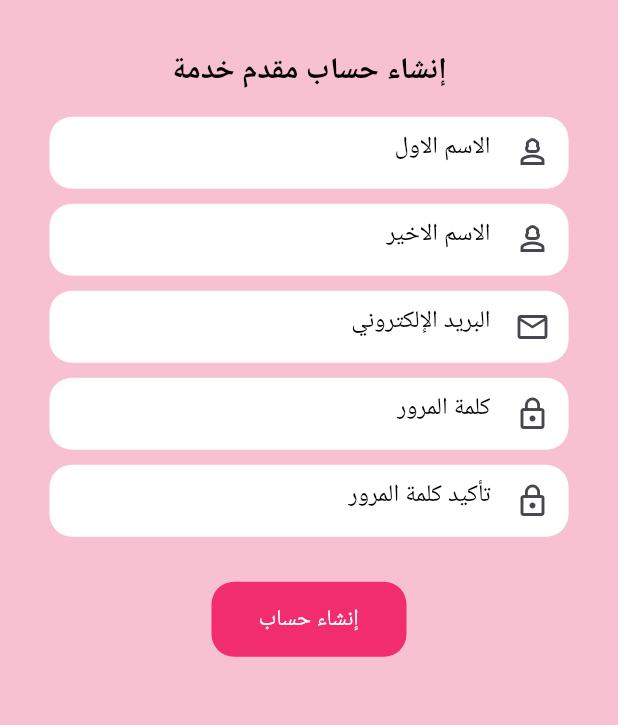
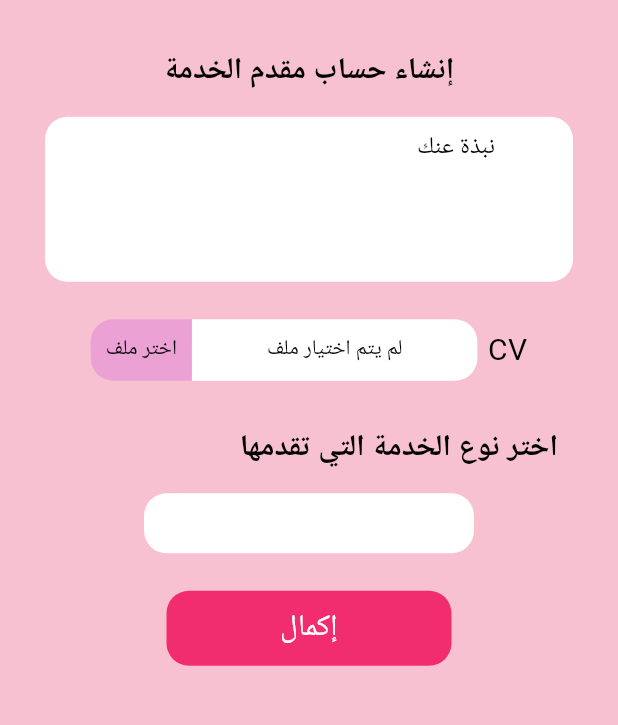
Before and after one commit to danielAdrah/your_hand, a Flutter app: the ServiceApplierSignUp screen opened directly, after a tap on "إنشاء حساب", on a phone screen of 412 x 824 dp, the part 371-1096 px from its top. Run offline on Flutter 3.47's test engine with Material 3 defaults, Android fonts, the light colour scheme and no system bars; our stand-ins replace animate_do, get.

Commit message:
continoue with service screens

```diff
--- a/lib/common_widgets/primary_button.dart
+++ b/lib/common_widgets/primary_button.dart
@@ -5,9 +5,16 @@ import 'package:flutter/material.dart';
 import '../theme.dart';
 
 class PrimaryButton extends StatelessWidget {
-  PrimaryButton({super.key, required this.text, required this.onTap});
+  PrimaryButton(
+      {super.key,
+      required this.text,
+      required this.onTap,
+      required this.width,
+      required this.height});
   void Function()? onTap;
   final String text;
+  final double width;
+  final double height;
 
   @override
   Widget build(BuildContext context) {
@@ -15,8 +22,8 @@ class PrimaryButton extends StatelessWidget {
       onTap: onTap,
       child: Container(
         // padding: EdgeInsets.symmetric(horizontal: 70, vertical: 10),
-        width: 130,
-        height: 50,
+        width: width,
+        height: height,
         decoration: BoxDecoration(
           color: ThemeColor.primary,
           borderRadius: BorderRadius.circular(15),
@@ -25,7 +32,7 @@ class PrimaryButton extends StatelessWidget {
             child: Text(text,
                 style: TextStyle(
                     color: ThemeColor.white,
-                    fontSize: 15,
+                    fontSize: 20,
                     fontWeight: FontWeight.w500))),
       ),
     );
--- /dev/null
+++ b/lib/common_widgets/textField_area.dart
@@ -0,0 +1,54 @@
+import 'package:flutter/material.dart';
+
+import '../theme.dart';
+
+class CustomTextFieldArea extends StatelessWidget {
+  final String title;
+  final TextEditingController? controller;
+  final TextInputType? keyboardType;
+  final TextAlign titleAlign;
+  final Widget icon;
+  final bool obscureText;
+  final VoidCallback onIconPressed;
+  const CustomTextFieldArea(
+      {super.key,
+      required this.title,
+      this.controller,
+      this.titleAlign = TextAlign.left,
+      required this.icon,
+      this.keyboardType,
+      this.obscureText = false,
+      required this.onIconPressed});
+
+  @override
+  Widget build(BuildContext context) {
+    return Container(
+      height: 110,
+      width: double.maxFinite,
+      decoration: BoxDecoration(
+        color: ThemeColor.white,
+        borderRadius: BorderRadius.circular(15),
+      ),
+      child: TextFormField(
+        maxLines: 10,
+        style:
+            TextStyle(color: ThemeColor.black, decoration: TextDecoration.none),
+        controller: controller,
+        keyboardType: keyboardType,
+        obscureText: obscureText,
+        textAlign: TextAlign.end,
+        decoration: InputDecoration(
+          hintText: title,
+          hintStyle: TextStyle(color: ThemeColor.black),
+          suffixIcon: GestureDetector(
+            onTap: onIconPressed,
+            child: icon,
+          ),
+          focusedBorder: InputBorder.none,
+          errorBorder: InputBorder.none,
+          enabledBorder: InputBorder.none,
+        ),
+      ),
+    );
+  }
+}
--- /dev/null
+++ b/lib/view/logIn & signUp/service_applier_info.dart
@@ -0,0 +1,154 @@
+// ignore_for_file: prefer_const_constructors
+
+import 'package:animate_do/animate_do.dart';
+import 'package:flutter/material.dart';
+import 'package:get/get.dart';
+
+import '../../common_widgets/primary_button.dart';
+import '../../common_widgets/textField.dart';
+import '../../common_widgets/textField_area.dart';
+import '../../common_widgets/upper_logo.dart';
+import '../../theme.dart';
+import '../service_applier_homePage/service_applier_home.dart';
+import 'logIn.dart';
+
+class ServiceApplierInfo extends StatefulWidget {
+  const ServiceApplierInfo({super.key});
+
+  @override
+  State<ServiceApplierInfo> createState() => _ServiceApplierInfoState();
+}
+
+class _ServiceApplierInfoState extends State<ServiceApplierInfo> {
+  TextEditingController nameController = TextEditingController();
+  @override
+  Widget build(BuildContext context) {
+    var width = MediaQuery.of(context).size.width;
+    var height = MediaQuery.of(context).size.height;
+    return Scaffold(
+      backgroundColor: ThemeColor.background,
+      body: SafeArea(
+        child: SingleChildScrollView(
+          child: FadeInDown(
+            delay: Duration(milliseconds: 300),
+            child: Column(
+              crossAxisAlignment: CrossAxisAlignment.center,
+              children: [
+                FadeInDown(
+                    delay: Duration(milliseconds: 300),
+                    child: UpperLogo(width: width, height: height)),
+                SizedBox(height: height * 0.04),
+                FadeInDown(
+                  delay: Duration(milliseconds: 320),
+                  child: Text(
+                    "إنشاء حساب مقدم الخدمة",
+                    style: TextStyle(
+                        color: ThemeColor.black,
+                        fontWeight: FontWeight.bold,
+                        fontSize: 20),
+                  ),
+                ),
+                SizedBox(height: 15),
+                Padding(
+                  padding: const EdgeInsets.symmetric(horizontal: 30),
+                  child: CustomTextFieldArea(
+                    icon: Text(""),
+                    onIconPressed: () {},
+                    title: "نبذة عنك",
+                    controller: TextEditingController(),
+                  ),
+                ),
+                SizedBox(height: 25),
+                Row(
+                  mainAxisAlignment: MainAxisAlignment.center,
+                  children: [
+                    Row(
+                      children: [
+                        InkWell(
+                          onTap: () {
+                            //here we will put the method responsible for select a file
+                          },
+                          child: Container(
+                            padding: EdgeInsets.all(10),
+                            decoration: BoxDecoration(
+                                color: Color.fromARGB(255, 236, 161, 213),
+                                borderRadius: BorderRadius.only(
+                                    topLeft: Radius.circular(15),
+                                    bottomLeft: Radius.circular(15))),
+                            child: Text(
+                              // only for now im displaying this text nut we will display the selected file
+                              "اختر ملف",
+                              style: TextStyle(color: ThemeColor.black),
+                            ),
+                          ),
+                        ),
+                        Container(
+                          padding: EdgeInsets.symmetric(
+                              vertical: 10, horizontal: 50),
+                          decoration: BoxDecoration(
+                              color: ThemeColor.white,
+                              borderRadius: BorderRadius.only(
+                                  topRight: Radius.circular(15),
+                                  bottomRight: Radius.circular(15))),
+                          child: Text(
+                            "لم يتم اختيار ملف",
+                            style: TextStyle(color: ThemeColor.black),
+                          ),
+                        ),
+                      ],
+                    ),
+                    SizedBox(width: 7),
+                    Text(
+                      "CV",
+                      style: TextStyle(
+                          color: ThemeColor.black,
+                          fontWeight: FontWeight.w400,
+                          fontSize: 20),
+                    )
+                  ],
+                ),
+                SizedBox(height: 30),
+                Row(
+                  mainAxisAlignment: MainAxisAlignment.end,
+                  children: [
+                    Padding(
+                      padding: const EdgeInsets.only(right: 40),
+                      child: Text(
+                        "اختر نوع الخدمة التي تقدمها",
+                        style: TextStyle(
+                            color: ThemeColor.black,
+                            fontSize: 20,
+                            fontWeight: FontWeight.bold),
+                      ),
+                    ),
+                  ],
+                ),
+                SizedBox(height: 15),
+                Container(
+                  width: 220,
+                  height: 40,
+                  decoration: BoxDecoration(
+                      color: ThemeColor.white,
+                      borderRadius: BorderRadius.circular(15)),
+                ),
+                SizedBox(height: 25),
+                PrimaryButton(
+                  text: "إكمال",
+                  onTap: () {
+                    Get.to(LogIn(
+                      onTap: () {
+                        Get.to(ServiceApplierPage());
+                      },
+                    ));
+                  },
+                  height: 50,
+                  width: 190,
+                ),
+              ],
+            ),
+          ),
+        ),
+      ),
+    );
+  }
+}
--- a/lib/view/logIn & signUp/service_applier_signUp.dart
+++ b/lib/view/logIn & signUp/service_applier_signUp.dart
@@ -8,6 +8,7 @@ import '../../common_widgets/primary_button.dart';
 import '../../common_widgets/textField.dart';
 import '../../common_widgets/upper_logo.dart';
 import '../../theme.dart';
+import 'service_applier_info.dart';
 
 class ServiceApplierSignUp extends StatefulWidget {
   const ServiceApplierSignUp({super.key});
@@ -37,7 +38,7 @@ class _ServiceApplierSignUpSignUpState extends State<ServiceApplierSignUp> {
               FadeInDown(
                 delay: Duration(milliseconds: 320),
                 child: Text(
-                  "إنشاء حساب مقدم خدمة",
+                  "إنشاء حساب مقدم الخدمة",
                   style: TextStyle(
                       color: ThemeColor.black,
                       fontWeight: FontWeight.bold,
@@ -97,8 +98,12 @@ class _ServiceApplierSignUpSignUpState extends State<ServiceApplierSignUp> {
                       ),
                       SizedBox(height: 30),
                       PrimaryButton(
+                        height: 50,
+                        width: 170,
                         text: 'إنشاء حساب',
-                        onTap: () {},
+                        onTap: () {
+                          Get.to(ServiceApplierInfo());
+                        },
                       ),
                     ],
                   ),
--- a/lib/view/select_account_screen.dart
+++ b/lib/view/select_account_screen.dart
@@ -42,6 +42,8 @@ class SelecetAccount extends StatelessWidget {
               FadeInDown(
                   delay: Duration(milliseconds: 340),
                   child: PrimaryButton(
+                      width: 150,
+                      height: 50,
                       onTap: () {
                         Get.to(MotherSignUp());
                       },
@@ -50,6 +52,8 @@ class SelecetAccount extends StatelessWidget {
               FadeInDown(
                   delay: Duration(milliseconds: 360),
                   child: PrimaryButton(
+                      height: 50,
+                      width: 150,
                       onTap: () {
                         Get.to(ServiceApplierSignUp());
                       },
--- a/pubspec.yaml
+++ b/pubspec.yaml
@@ -34,7 +34,6 @@ dependencies:
   # The following adds the Cupertino Icons font to your application.
   # Use with the CupertinoIcons class for iOS style icons.
   cupertino_icons: ^1.0.6
-  file_picker: ^8.0.5
   animate_do: ^3.3.4
   get: ^4.6.6
   dropdown_search: ^5.0.6
```
Also changed, not shown: lib/common_widgets/service_applier_navBar.dart (added, +36 -0 lines), lib/view/logIn & signUp/logIn.dart (added, +116 -0 lines), lib/view/logIn & signUp/mother_singUp.dart (+6 -1 lines), lib/view/service_applier_homePage/service_applier_home.dart (added, +242 -0 lines), pubspec.lock.
